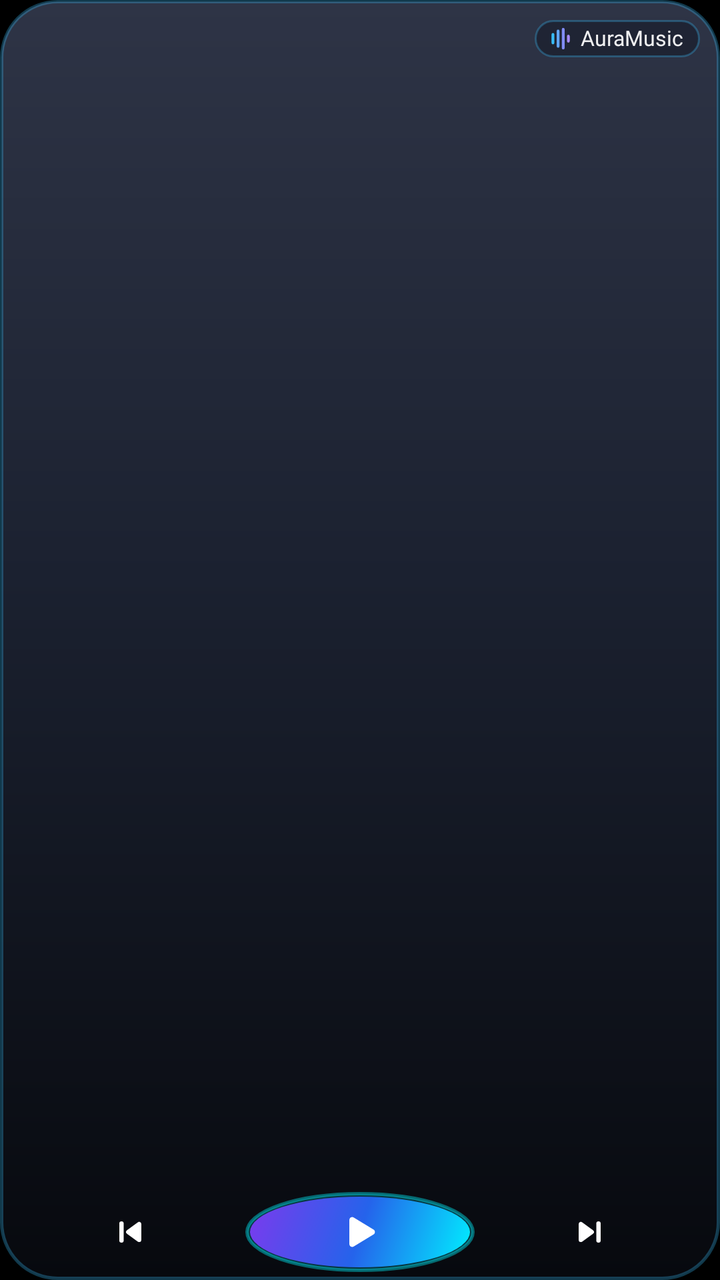
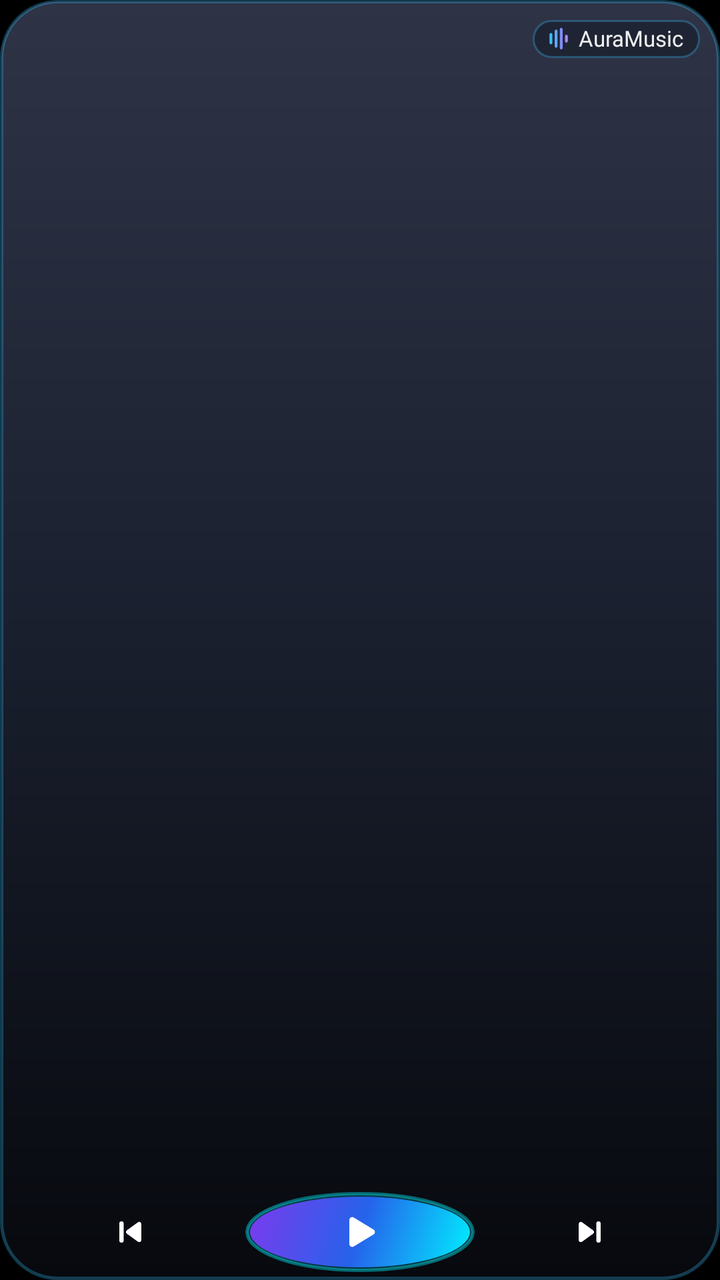

Before-and-after screenshots of an Android layout around one commit, followed by the original layout XML and the change that was made.
<!-- AndroidManifest.xml: application theme Theme.BitChord -->
<!-- res/layout/widget_media_compact.xml -->
<?xml version="1.0" encoding="utf-8"?>
<FrameLayout xmlns:android="http://schemas.android.com/apk/res/android"
    android:id="@+id/widget_root"
    android:layout_width="match_parent"
    android:layout_height="match_parent"
    android:background="@drawable/widget_preview_art">

    
    <ImageView
        android:id="@+id/widget_art"
        android:layout_width="match_parent"
        android:layout_height="match_parent"
        android:contentDescription="@string/widget_artwork"
        android:scaleType="fitXY" />

    
    <LinearLayout
        android:id="@+id/widget_brand_container"
        android:layout_width="wrap_content"
        android:layout_height="wrap_content"
        android:layout_gravity="top|end"
        android:layout_margin="10dp"
        android:background="@drawable/widget_brand_badge_bg"
        android:gravity="center_vertical"
        android:orientation="horizontal"
        android:paddingLeft="7dp"
        android:paddingTop="3dp"
        android:paddingRight="8dp"
        android:paddingBottom="3dp">

        <ImageView
            android:layout_width="12dp"
            android:layout_height="12dp"
            android:importantForAccessibility="no"
            android:src="@drawable/ic_widget_waveform" />

        <TextView
            android:layout_width="wrap_content"
            android:layout_height="wrap_content"
            android:layout_marginLeft="4dp"
            android:fontFamily="@font/sf_pro_display_semibold"
            android:includeFontPadding="false"
            android:text="AuraMusic"
            android:textColor="#EEFFFFFF"
            android:textSize="10.5sp" />
    </LinearLayout>

    <LinearLayout
        android:id="@+id/widget_band"
        android:layout_width="match_parent"
        android:layout_height="@dimen/widget_band_compact"
        android:layout_gravity="bottom"
        android:gravity="center_horizontal|bottom"
        android:orientation="vertical"
        android:paddingLeft="@dimen/widget_band_padding"
        android:paddingRight="@dimen/widget_band_padding"
        android:paddingBottom="4dp">

        <TextView
            android:id="@+id/widget_title"
            android:layout_width="match_parent"
            android:layout_height="wrap_content"
            android:ellipsize="end"
            android:fontFamily="@font/sf_pro_display_bold"
            android:gravity="center_horizontal"
            android:includeFontPadding="false"
            android:maxLines="1"
            android:paddingLeft="4dp"
            android:paddingRight="4dp"
            android:textColor="#FFFFFFFF"
            android:textSize="13.5sp" />

        <TextView
            android:id="@+id/widget_artist"
            android:layout_width="match_parent"
            android:layout_height="wrap_content"
            android:layout_marginTop="1dp"
            android:layout_marginBottom="4dp"
            android:ellipsize="end"
            android:fontFamily="@font/sf_pro_display_regular"
            android:gravity="center_horizontal"
            android:includeFontPadding="false"
            android:maxLines="1"
            android:paddingLeft="4dp"
            android:paddingRight="4dp"
            android:textColor="#A0B4DE"
            android:textSize="11sp" />

        <LinearLayout
            android:layout_width="match_parent"
            android:layout_height="wrap_content"
            android:gravity="center_vertical"
            android:orientation="horizontal">

            <ImageView
                android:id="@+id/widget_previous"
                android:layout_width="0dp"
                android:layout_height="@dimen/widget_button_compact"
                android:layout_weight="1"
                android:background="@drawable/widget_transport_button"
                android:contentDescription="@string/widget_previous"
                android:padding="9dp"
                android:src="@drawable/ic_widget_previous" />

            <ImageView
                android:id="@+id/widget_toggle"
                android:layout_width="0dp"
                android:layout_height="@dimen/widget_button_compact"
                android:layout_weight="1"
                android:background="@drawable/widget_hero_toggle_button"
                android:contentDescription="@string/widget_play"
                android:padding="7dp"
                android:src="@drawable/ic_widget_play" />

            <ImageView
                android:id="@+id/widget_next"
                android:layout_width="0dp"
                android:layout_height="@dimen/widget_button_compact"
                android:layout_weight="1"
                android:background="@drawable/widget_transport_button"
                android:contentDescription="@string/widget_next"
                android:padding="9dp"
                android:src="@drawable/ic_widget_next" />
        </LinearLayout>
    </LinearLayout>
</FrameLayout>
<!-- resources referenced by this layout -->
<resources>
  <dimen name="widget_band_compact">80dp</dimen>
  <dimen name="widget_band_padding">8dp</dimen>
  <dimen name="widget_button_compact">40dp</dimen>
  <!-- drawable ic_widget_next (drawable) -->
  <?xml version="1.0" encoding="utf-8"?>
  <vector xmlns:android="http://schemas.android.com/apk/res/android"
      android:width="24dp"
      android:height="24dp"
      android:viewportWidth="24"
      android:viewportHeight="24">
      <path
          android:fillColor="#FFFFFFFF"
          android:pathData="M7.4,7.7L7.4,16.3L13.3,12Z"
          android:strokeColor="#FFFFFFFF"
          android:strokeLineCap="round"
          android:strokeLineJoin="round"
          android:strokeWidth="2.4" />
      <path
          android:pathData="M17,7.4L17,16.6"
          android:strokeColor="#FFFFFFFF"
          android:strokeLineCap="round"
          android:strokeWidth="2.4" />
  </vector>
  <!-- drawable ic_widget_play (drawable) -->
  <?xml version="1.0" encoding="utf-8"?>
  <vector xmlns:android="http://schemas.android.com/apk/res/android"
      android:width="24dp"
      android:height="24dp"
      android:viewportWidth="24"
      android:viewportHeight="24">
      <path
          android:fillColor="#FFFFFFFF"
          android:pathData="M8.4,6.4L8.4,17.6L17.6,12Z"
          android:strokeColor="#FFFFFFFF"
          android:strokeLineCap="round"
          android:strokeLineJoin="round"
          android:strokeWidth="2.6" />
  </vector>
  <!-- drawable widget_brand_badge_bg (drawable) -->
  <?xml version="1.0" encoding="utf-8"?>
  <shape xmlns:android="http://schemas.android.com/apk/res/android"
      android:shape="rectangle">
      <corners android:radius="14dp" />
      <solid android:color="#59080B14" />
      <stroke
          android:width="1dp"
          android:color="#4D38BDF8" />
  </shape>
  <!-- drawable widget_preview_art (drawable) -->
  <?xml version="1.0" encoding="utf-8"?>
  <shape xmlns:android="http://schemas.android.com/apk/res/android"
      android:shape="rectangle">
      <corners android:radius="@dimen/widget_corner_radius" />
      <gradient
          android:angle="270"
          android:centerColor="#FF1B2130"
          android:centerY="0.45"
          android:endColor="#FF07090E"
          android:startColor="#FF2E3446"
          android:type="linear" />
      <stroke
          android:width="1.5dp"
          android:color="#4D38BDF8" />
  </shape>
  <!-- drawable widget_transport_button (drawable) -->
  <?xml version="1.0" encoding="utf-8"?>
  <ripple xmlns:android="http://schemas.android.com/apk/res/android"
      android:color="#40FFFFFF">
      <item android:id="@android:id/mask">
          <shape android:shape="oval">
              <solid android:color="#FFFFFFFF" />
          </shape>
      </item>
  </ripple>
  <string name="widget_artwork">Album art</string>
  <string name="widget_next">Next</string>
  <string name="widget_play">Play</string>
  <string name="widget_previous">Previous</string>
  <style name="Theme.BitChord" parent="Theme.AppCompat.DayNight.NoActionBar">
          <item name="android:windowBackground">@drawable/splash_background</item>
      </style>
  <dimen name="widget_corner_radius">16dp</dimen>
  <!-- drawable splash_background (drawable) -->
  <?xml version="1.0" encoding="utf-8"?>
  <layer-list xmlns:android="http://schemas.android.com/apk/res/android">
      <item android:drawable="@android:color/black" />
      <item
          android:width="140dp"
          android:height="92dp"
          android:gravity="center"
          android:drawable="@drawable/ic_logo" />
  </layer-list>
  <!-- unchanged entries left out for length: 4 -->
</resources>

<!-- the commit's change to res/layout/widget_media_compact.xml (unified diff, before → after) -->
@@ -23,9 +23,9 @@
         android:background="@drawable/widget_brand_badge_bg"
         android:gravity="center_vertical"
         android:orientation="horizontal"
-        android:paddingLeft="7dp"
+        android:paddingStart="7dp"
         android:paddingTop="3dp"
-        android:paddingRight="8dp"
+        android:paddingEnd="8dp"
         android:paddingBottom="3dp">
 
         <ImageView
@@ -37,12 +37,12 @@
         <TextView
             android:layout_width="wrap_content"
             android:layout_height="wrap_content"
-            android:layout_marginLeft="4dp"
+            android:layout_marginStart="4dp"
             android:fontFamily="@font/sf_pro_display_semibold"
             android:includeFontPadding="false"
-            android:text="AuraMusic"
+            android:text="@string/app_name"
             android:textColor="#EEFFFFFF"
-            android:textSize="10.5sp" />
+            android:textSize="11sp" />
     </LinearLayout>
 
     <LinearLayout
@@ -52,8 +52,8 @@
         android:layout_gravity="bottom"
         android:gravity="center_horizontal|bottom"
         android:orientation="vertical"
-        android:paddingLeft="@dimen/widget_band_padding"
-        android:paddingRight="@dimen/widget_band_padding"
+        android:paddingStart="@dimen/widget_band_padding"
+        android:paddingEnd="@dimen/widget_band_padding"
         android:paddingBottom="4dp">
 
         <TextView
@@ -65,8 +65,8 @@
             android:gravity="center_horizontal"
             android:includeFontPadding="false"
             android:maxLines="1"
-            android:paddingLeft="4dp"
-            android:paddingRight="4dp"
+            android:paddingStart="4dp"
+            android:paddingEnd="4dp"
             android:textColor="#FFFFFFFF"
             android:textSize="13.5sp" />
 
@@ -81,8 +81,8 @@
             android:gravity="center_horizontal"
             android:includeFontPadding="false"
             android:maxLines="1"
-            android:paddingLeft="4dp"
-            android:paddingRight="4dp"
+            android:paddingStart="4dp"
+            android:paddingEnd="4dp"
             android:textColor="#A0B4DE"
             android:textSize="11sp" />
 
<!-- resource entries referenced after the edit -->
@@ -74,6 +74,7 @@
           </shape>
       </item>
   </ripple>
+  <string name="app_name">AuraMusic</string>
   <string name="widget_artwork">Album art</string>
   <string name="widget_next">Next</string>
   <string name="widget_play">Play</string>
